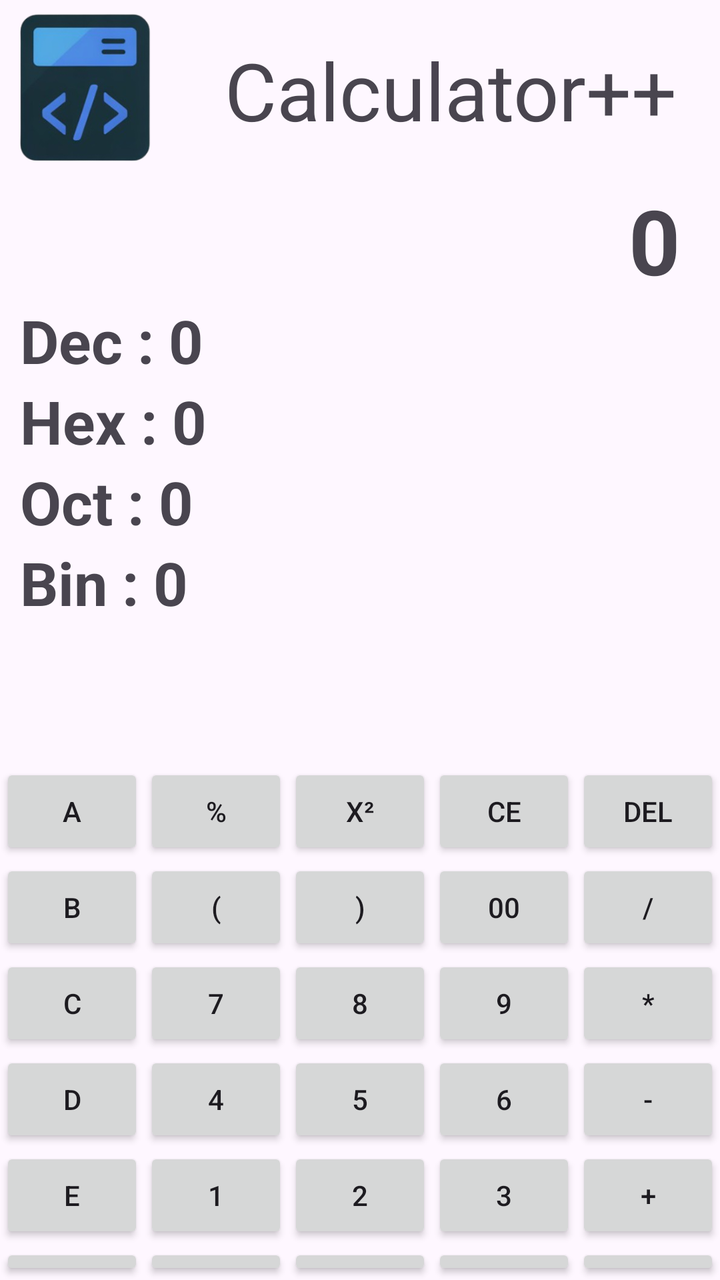
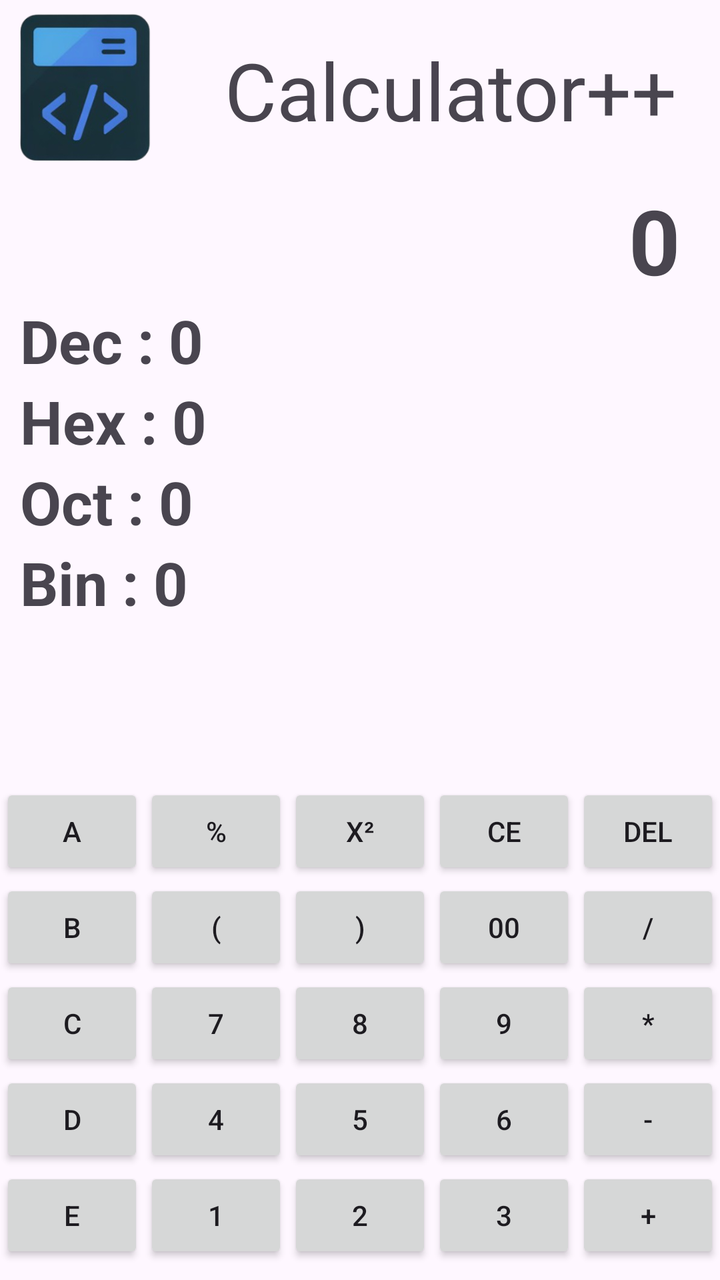

The first picture is an Android layout as it rendered before a commit; the second is the same layout after the commit. The layout source and the unified diff follow.
<!-- AndroidManifest.xml: application theme Theme.JavaLearningApp -->
<!-- res/layout/activity_calculator.xml -->
<?xml version="1.0" encoding="utf-8"?>
<LinearLayout xmlns:android="http://schemas.android.com/apk/res/android"
    xmlns:app="http://schemas.android.com/apk/res-auto"
    xmlns:tools="http://schemas.android.com/tools"
    android:id="@+id/main"
    android:layout_width="match_parent"
    android:layout_height="match_parent"
    android:orientation="vertical"
    tools:context=".CalculatorActivity">

    <LinearLayout
        android:layout_width="match_parent"
        android:layout_height="wrap_content"
        android:gravity="center"
        android:orientation="horizontal">

        <ImageView
            android:layout_width="90dp"
            android:layout_height="90dp"
            android:layout_weight="0"
            android:src="@drawable/logo" />

        <TextView
            android:layout_width="wrap_content"
            android:layout_height="wrap_content"
            android:layout_weight="1"
            android:textSize="40dp"
            android:gravity="center"
            android:text="Calculator++" />

    </LinearLayout>
    
    <TextView
        android:layout_width="match_parent"
        android:layout_height="wrap_content"
        android:gravity="end"
        android:textStyle="bold"
        android:textSize="45dp"
        android:layout_marginEnd="20dp"
        android:text="0"/>
    
    <LinearLayout
        android:layout_width="match_parent"
        android:layout_height="wrap_content"
        android:orientation="vertical"
        android:layout_marginLeft="10dp"
        >

        <TextView
            android:layout_width="wrap_content"
            android:layout_height="wrap_content"
            android:textStyle="bold"
            android:textSize="30dp"
            android:text="Dec : 0"/>
        <TextView
            android:layout_width="wrap_content"
            android:layout_height="wrap_content"
            android:textStyle="bold"
            android:textSize="30dp"
            android:text="Hex : 0"/>
        <TextView
            android:layout_width="wrap_content"
            android:layout_height="wrap_content"
            android:textStyle="bold"
            android:textSize="30dp"
            android:text="Oct : 0"/>
        <TextView
            android:layout_width="wrap_content"
            android:layout_height="wrap_content"
            android:textStyle="bold"
            android:textSize="30dp"
            android:text="Bin : 0"/>
        
    </LinearLayout>

    <TextView
        android:layout_width="match_parent"
        android:layout_height="wrap_content"
        android:text=""
        android:textSize="30dp"
        android:layout_margin="10dp"
        />

    <LinearLayout
        android:layout_width="match_parent"
        android:layout_height="wrap_content"
        android:layout_marginTop="10dp"
        android:orientation="horizontal">

        
        <LinearLayout
            android:layout_width="0dp"
            android:layout_height="wrap_content"
            android:orientation="vertical"
            android:layout_weight="1">

            <Button android:id="@+id/ButtonA" android:layout_width="match_parent" android:layout_height="wrap_content" android:text="A"/>
            <Button android:id="@+id/ButtonB" android:layout_width="match_parent" android:layout_height="wrap_content" android:text="B"/>
            <Button android:id="@+id/ButtonC" android:layout_width="match_parent" android:layout_height="wrap_content" android:text="C"/>
            <Button android:id="@+id/ButtonD" android:layout_width="match_parent" android:layout_height="wrap_content" android:text="D"/>
            <Button android:id="@+id/ButtonE" android:layout_width="match_parent" android:layout_height="wrap_content" android:text="E"/>
            <Button android:id="@+id/ButtonF" android:layout_width="match_parent" android:layout_height="wrap_content" android:text="F"/>
        </LinearLayout>

        
        <LinearLayout
            android:layout_width="0dp"
            android:layout_height="wrap_content"
            android:orientation="vertical"
            android:layout_weight="1">

            <Button android:id="@+id/ButtonModulo" android:layout_width="match_parent" android:layout_height="wrap_content" android:text="%"/>
            <Button android:id="@+id/ButtonPLeft" android:layout_width="match_parent" android:layout_height="wrap_content" android:text="("/>
            <Button android:id="@+id/Button7" android:layout_width="match_parent" android:layout_height="wrap_content" android:text="7"/>
            <Button android:id="@+id/Button4" android:layout_width="match_parent" android:layout_height="wrap_content" android:text="4"/>
            <Button android:id="@+id/Button1" android:layout_width="match_parent" android:layout_height="wrap_content" android:text="1"/>
            <Button android:id="@+id/ButtonPlusMinus" android:layout_width="match_parent" android:layout_height="wrap_content" android:text="+/-"/>
        </LinearLayout>

        
        <LinearLayout
            android:layout_width="0dp"
            android:layout_height="wrap_content"
            android:orientation="vertical"
            android:layout_weight="1">

            <Button android:id="@+id/ButtonSquare" android:layout_width="match_parent" android:layout_height="wrap_content" android:text="x²"/>
            <Button android:id="@+id/ButtonPright" android:layout_width="match_parent" android:layout_height="wrap_content" android:text=")"/>
            <Button android:id="@+id/Button8" android:layout_width="match_parent" android:layout_height="wrap_content" android:text="8"/>
            <Button android:id="@+id/Button5" android:layout_width="match_parent" android:layout_height="wrap_content" android:text="5"/>
            <Button android:id="@+id/Button2" android:layout_width="match_parent" android:layout_height="wrap_content" android:text="2"/>
            <Button android:id="@+id/Button0" android:layout_width="match_parent" android:layout_height="wrap_content" android:text="0"/>
        </LinearLayout>

        
        <LinearLayout
            android:layout_width="0dp"
            android:layout_height="wrap_content"
            android:orientation="vertical"
            android:layout_weight="1">

            <Button android:id="@+id/ButtonReset" android:layout_width="match_parent" android:layout_height="wrap_content" android:text="CE"/>
            <Button android:id="@+id/Button00" android:layout_width="match_parent" android:layout_height="wrap_content" android:text="00"/>
            <Button android:id="@+id/Button9" android:layout_width="match_parent" android:layout_height="wrap_content" android:text="9"/>
            <Button android:id="@+id/Button6" android:layout_width="match_parent" android:layout_height="wrap_content" android:text="6"/>
            <Button android:id="@+id/Button3" android:layout_width="match_parent" android:layout_height="wrap_content" android:text="3"/>
            <Button android:id="@+id/ButtonVirg" android:layout_width="match_parent" android:layout_height="wrap_content" android:text=","/>
        </LinearLayout>

        
        <LinearLayout
            android:layout_width="0dp"
            android:layout_height="wrap_content"
            android:orientation="vertical"
            android:layout_weight="1">

            <Button android:id="@+id/ButtonDel" android:layout_width="match_parent" android:layout_height="wrap_content" android:text="Del"/>
            <Button android:id="@+id/ButtonDiv" android:layout_width="match_parent" android:layout_height="wrap_content" android:text="/"/>
            <Button android:id="@+id/ButtonMul" android:layout_width="match_parent" android:layout_height="wrap_content" android:text="*"/>
            <Button android:id="@+id/ButtonMinus" android:layout_width="match_parent" android:layout_height="wrap_content" android:text="-"/>
            <Button android:id="@+id/ButtonPlus" android:layout_width="match_parent" android:layout_height="wrap_content" android:text="+"/>
            <Button android:id="@+id/ButtonEqual" android:layout_width="match_parent" android:layout_height="wrap_content" android:text="="/>
        </LinearLayout>

    </LinearLayout>


</LinearLayout>
<!-- resources referenced by this layout -->
<resources>
  <!-- drawable logo: png bitmap (drawable, 67366 bytes) -->
  <style name="Theme.JavaLearningApp" parent="Base.Theme.JavaLearningApp" />
  <style name="Base.Theme.JavaLearningApp" parent="Theme.Material3.DayNight.NoActionBar">
          
          
      </style>
</resources>

<!-- the commit's change to res/layout/activity_calculator.xml (unified diff, before → after) -->
@@ -50,10 +50,12 @@
             android:layout_width="wrap_content"
             android:layout_height="wrap_content"
             android:textStyle="bold"
+            android:id="@+id/decText"
             android:textSize="30dp"
             android:text="Dec : 0"/>
         <TextView
             android:layout_width="wrap_content"
+            android:id="@+id/hexText"
             android:layout_height="wrap_content"
             android:textStyle="bold"
             android:textSize="30dp"
@@ -61,6 +63,7 @@
         <TextView
             android:layout_width="wrap_content"
             android:layout_height="wrap_content"
+            android:id="@+id/octText"
             android:textStyle="bold"
             android:textSize="30dp"
             android:text="Oct : 0"/>
@@ -68,6 +71,7 @@
             android:layout_width="wrap_content"
             android:layout_height="wrap_content"
             android:textStyle="bold"
+            android:id="@+id/binText"
             android:textSize="30dp"
             android:text="Bin : 0"/>
         
@@ -84,7 +88,7 @@
     <LinearLayout
         android:layout_width="match_parent"
         android:layout_height="wrap_content"
-        android:layout_marginTop="10dp"
+        android:layout_marginTop="20dp"
         android:orientation="horizontal">
 
         
